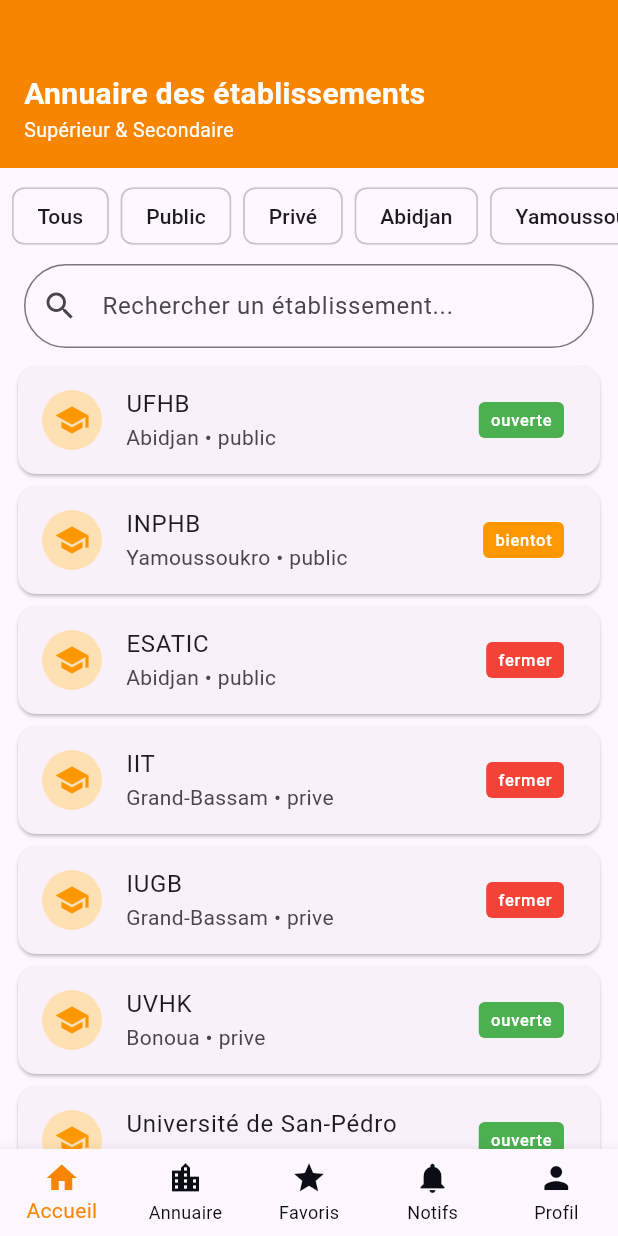
After one commit to itsketii/sov_ci, a Flutter app: the Annuaire screen opened directly, on a phone screen of 412 x 824 dp. The commit adds this screen. Run offline on Flutter 3.47's test engine with Material 3 defaults, Android fonts, the phone set to English and light mode, and no system bars.

Commit message:
Feat: ajout de la page annuaire et du modèle établissement

```diff
--- /dev/null
+++ b/lib/models/etablissement.dart
@@ -0,0 +1,31 @@
+enum TypeEtablissement { public, prive }
+enum StatutInscription { ouverte, bientot, fermer }
+enum Concours { oui, non }
+
+class Etablissement {
+  final String nom;
+  final String ville;
+  final TypeEtablissement type;
+  final StatutInscription statut;
+  final Concours concours;
+
+  Etablissement({
+    required this.nom,
+    required this.ville,
+    required this.type,
+    required this.statut,
+    required this.concours,
+  });
+}
+
+final List<Etablissement> etablissements = [
+  Etablissement(nom: "UFHB", ville: "Abidjan", type: TypeEtablissement.public, statut: StatutInscription.ouverte, concours: Concours.non),
+  Etablissement(nom: "INPHB", ville: "Yamoussoukro", type: TypeEtablissement.public, statut: StatutInscription.bientot, concours: Concours.oui),
+  Etablissement(nom: "ESATIC", ville: "Abidjan", type: TypeEtablissement.public, statut: StatutInscription.fermer, concours: Concours.oui),
+  Etablissement(nom: "IIT", ville: "Grand-Bassam", type: TypeEtablissement.prive, statut: StatutInscription.fermer, concours: Concours.non),
+  Etablissement(nom: "IUGB", ville: "Grand-Bassam", type: TypeEtablissement.prive, statut: StatutInscription.fermer, concours: Concours.oui),
+  Etablissement(nom: "UVHK", ville: "Bonoua", type: TypeEtablissement.prive, statut: StatutInscription.ouverte, concours: Concours.non),
+  Etablissement(nom: "Université de San-Pédro", ville: "San-Pédro", type: TypeEtablissement.public, statut: StatutInscription.ouverte, concours: Concours.non),
+  Etablissement(nom: "Université Alassane Ouattara", ville: "Bouaké", type: TypeEtablissement.public, statut: StatutInscription.bientot, concours: Concours.oui),
+  Etablissement(nom: "UCAO", ville: "Abidjan", type: TypeEtablissement.public, statut: StatutInscription.ouverte, concours: Concours.non),
+];
--- /dev/null
+++ b/lib/screens/annuaire.dart
@@ -0,0 +1,178 @@
+import 'package:flutter/material.dart';
+import '../models/etablissement.dart';
+
+
+
+class Annuaire extends StatefulWidget {
+  const Annuaire({super.key});
+
+  @override
+  State<Annuaire> createState() => _AnnuaireState();
+}
+
+class _AnnuaireState extends State<Annuaire> {
+  int _selectedIndex = 0;
+  String _filtreActif = "Tous";
+  String _recherche = "";
+  static const Color primaryOrange = Color(0xFFF88500);
+
+  @override
+  Widget build(BuildContext context) {
+    final listeFiltree = etablissements.where((etab) {
+      if (_recherche.isNotEmpty && !etab.nom.toLowerCase().contains(_recherche.toLowerCase())) return false;
+      if (_filtreActif == "Tous") return true;
+      if (_filtreActif == "Public") return etab.type == TypeEtablissement.public;
+      if (_filtreActif == "Privé") return etab.type == TypeEtablissement.prive;
+      if (_filtreActif == "Abidjan") return etab.ville == "Abidjan";
+      if (_filtreActif == "Yamoussoukro") return etab.ville == "Yamoussoukro";
+      if (_filtreActif == "Grand-Bassam") return etab.ville == "Grand-Bassam";
+      if (_filtreActif == "Bonoua") return etab.ville == "Bonoua";
+      if (_filtreActif == "San-Pédro") return etab.ville == "San-Pédro";
+      if (_filtreActif == "Bouaké") return etab.ville == "Bouaké";
+      if (_filtreActif == "Ouverte") return etab.statut == StatutInscription.ouverte;
+      if (_filtreActif == "Bientot") return etab.statut == StatutInscription.bientot;
+      if (_filtreActif == "Fermée") return etab.statut == StatutInscription.fermer;
+      if (_filtreActif == "Par concours") return etab.concours == Concours.oui;
+      if (_filtreActif == "Pas de concours") return etab.concours == Concours.non;
+      return true;
+    }).toList();
+    return Scaffold(
+      body: Column(
+        children: [
+          Container(
+            width: double.infinity,
+            color: primaryOrange,
+            padding: const EdgeInsets.fromLTRB(16, 48, 16, 16),
+            child: Column(
+              crossAxisAlignment: CrossAxisAlignment.start,
+              children: const [
+                Text("Annuaire des établissements",
+                    style: TextStyle(fontSize: 20, fontWeight: FontWeight.bold, color: Colors.white)),
+                Text("Supérieur & Secondaire",
+                    style: TextStyle(fontSize: 13, color: Colors.white)),
+              ],
+            ),
+          ),
+          SingleChildScrollView(
+            scrollDirection: Axis.horizontal,
+            padding: EdgeInsets.all(8),
+            child: Row(
+              children: [
+                ActionChip(
+                  label: Text("Tous"),
+                  onPressed: () => setState(() => _filtreActif = "Tous"),
+                ),
+                SizedBox(width: 8),
+                ActionChip(
+                  label: Text("Public"),
+                  onPressed: () => setState(() => _filtreActif = "Public"),
+                ),
+                SizedBox(width: 8),
+                ActionChip(
+                  label: Text("Privé"),
+                  onPressed: () => setState(() => _filtreActif = "Privé"),
+                ),
+                SizedBox(width: 8),
+                ActionChip(
+                  label: Text("Abidjan"),
+                  onPressed: () => setState(() => _filtreActif = "Abidjan"),
+                ),
+                SizedBox(width: 8),
+                ActionChip(
+                  label: Text("Yamoussoukro"),
+                  onPressed: () => setState(() => _filtreActif = "Yamoussoukro"),
+                ),
+                SizedBox(width: 8),
+                ActionChip(
+                  label: Text("Ouverte"),
+                  onPressed: () => setState(() => _filtreActif = "Ouverte"),
+                ),
+                SizedBox(width: 8),
+                ActionChip(
+                  label: Text("Bientot"),
+                  onPressed: () => setState(() => _filtreActif = "Bientot"),
+                ),
+                SizedBox(width: 8),
+                ActionChip(
+                  label: Text("Fermée"),
+                  onPressed: () => setState(() => _filtreActif = "Fermée"),
+                ),
+                SizedBox(width: 8),
+                ActionChip(
+                  label: Text("Par concours"),
+                  onPressed: () => setState(() => _filtreActif = "Par concours"),
+                ),
+                SizedBox(width: 8),
+                ActionChip(
+                  label: Text("Pas de concours"),
+                  onPressed: () => setState(() => _filtreActif = "Pas de concours"),
+                ),
+              ],
+            ),
+          ),
+          Padding(
+            padding: const EdgeInsets.fromLTRB(16, 0, 16, 8),
+            child: TextField(
+              onChanged: (valeur) => setState(() => _recherche = valeur),
+              decoration: InputDecoration(
+                hintText: "Rechercher un établissement...",
+                prefixIcon: Icon(Icons.search),
+                border: OutlineInputBorder(
+                  borderRadius: BorderRadius.circular(30),
+                ),
+              ),
+            ),
+          ),
+          Expanded(
+            child: ListView.builder(
+              itemCount: listeFiltree.length,
+              itemBuilder: (context, index) {
+                final etab = listeFiltree[index];
+                return Card(
+                  margin: EdgeInsets.symmetric(horizontal: 12, vertical: 4),
+                  child: ListTile(
+                    leading: CircleAvatar(
+                      backgroundColor: Colors.orange[100],
+                      child: Icon(Icons.school, color: Colors.orange),
+                    ),
+                    title: Text(etab.nom),
+                    subtitle: Text("${etab.ville} • ${etab.type.name}"),
+                    trailing: _buildStatutBadge(etab.statut),
+                  ),
+                );
+              },
+            ),
+          ),
+        ],
+      ),
+      bottomNavigationBar: BottomNavigationBar(
+        currentIndex: _selectedIndex,
+        onTap: (index) => setState(() => _selectedIndex = index),
+        selectedItemColor: primaryOrange,
+        unselectedItemColor: const Color(0xFF0A0D14),
+        showUnselectedLabels: true,
+        type: BottomNavigationBarType.fixed,
+        items: const [
+          BottomNavigationBarItem(icon: Icon(Icons.home), label: 'Accueil'),
+          BottomNavigationBarItem(icon: Icon(Icons.location_city), label: 'Annuaire'),
+          BottomNavigationBarItem(icon: Icon(Icons.star), label: 'Favoris'),
+          BottomNavigationBarItem(icon: Icon(Icons.notifications), label: 'Notifs'),
+          BottomNavigationBarItem(icon: Icon(Icons.person), label: 'Profil'),
+        ],
+      ),
+    );
+  }
+
+  Widget _buildStatutBadge(StatutInscription statut) {
+    final color = statut == StatutInscription.ouverte
+        ? Colors.green
+        : statut == StatutInscription.bientot
+        ? Colors.orange
+        : Colors.red;
+    return Container(
+      padding: const EdgeInsets.symmetric(horizontal: 8, vertical: 4),
+      decoration: BoxDecoration(color: color, borderRadius: BorderRadius.circular(4)),
+      child: Text(statut.name, style: const TextStyle(color: Colors.white, fontSize: 11)),
+    );
+  }
+}
```
Also changed, not shown: lib/screens/acceuil.dart (indentation only).
